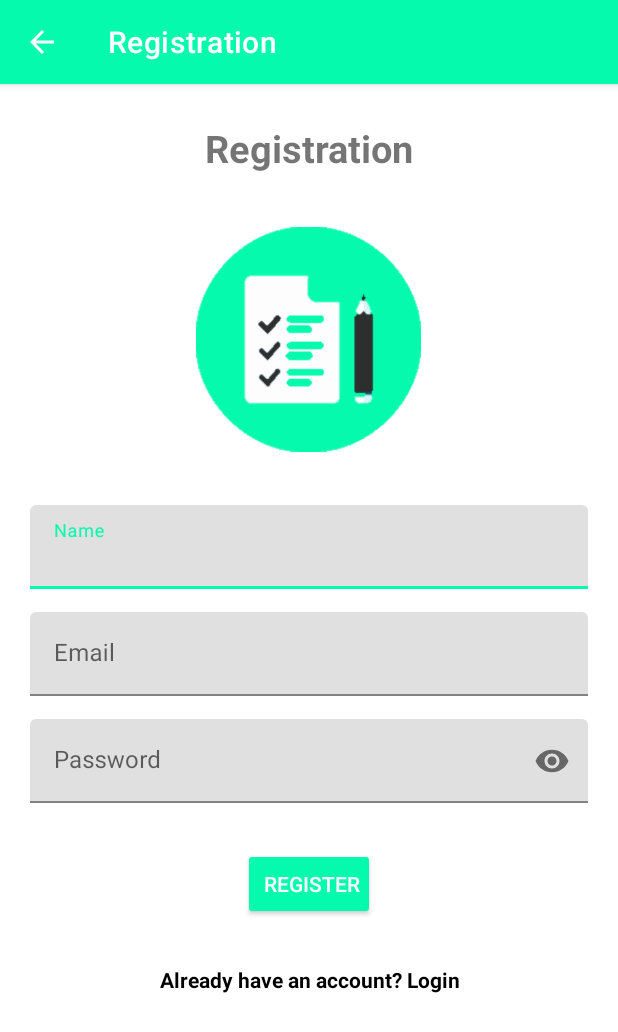
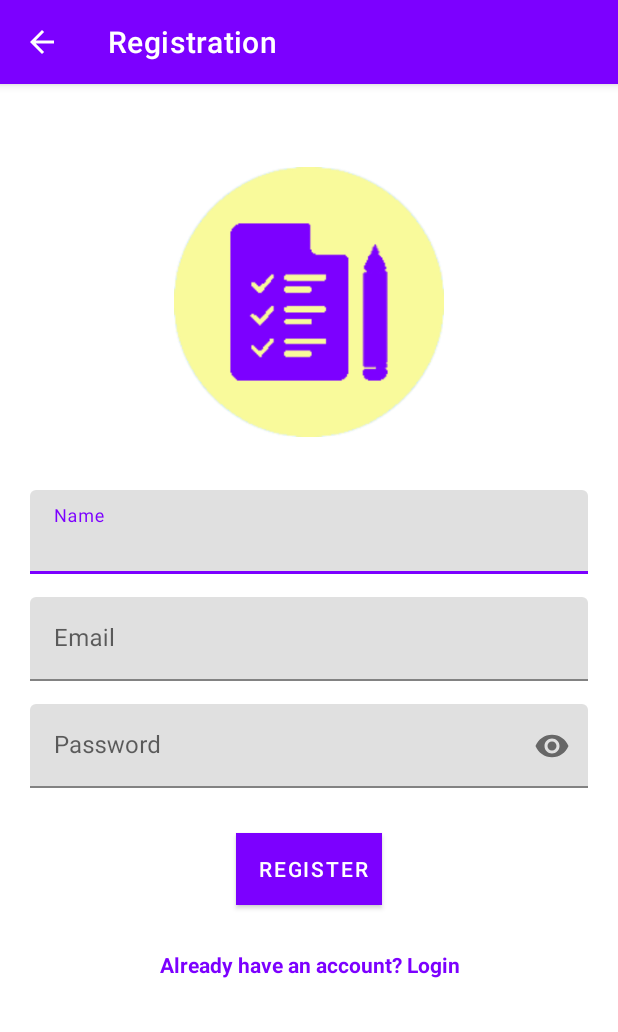
Before and after one commit to sanskrutidholu/TaskGather, an Android app: the RegistrationActivity screen opened directly, with no data from a screen before it, on a phone screen of 412 x 824 dp. Shown: the top 1032 px of the screen. Run offline under Robolectric (Android 15) with nearby library versions, the phone set to English and light mode, and no system bars; our stand-ins replace Firebase (no records; nobody signed in at launch, a user with empty details on screens opened directly).

Commit message:
Design Improvement

```diff
--- a/app/src/main/res/drawable/save.xml
+++ b/app/src/main/res/drawable/save.xml
@@ -3,7 +3,7 @@
     android:height="35dp"
     android:viewportWidth="24"
     android:viewportHeight="24"
-    android:tint="@color/GreenDark">
+    android:tint="@color/black">
   <path
       android:fillColor="@android:color/white"
       android:pathData="M17,3H7c-1.1,0 -1.99,0.9 -1.99,2L5,21l7,-3 7,3V5c0,-1.1 -0.9,-2 -2,-2z"/>
--- a/app/src/main/res/layout/activity_image.xml
+++ b/app/src/main/res/layout/activity_image.xml
@@ -21,7 +21,7 @@
             android:layout_marginTop="10dp"
             android:textSize="25sp"
             android:textStyle="bold"
-            android:textColor="@color/green"
+            android:textColor="@color/Orange"
             android:gravity="center"/>
 
         <androidx.recyclerview.widget.RecyclerView
--- a/app/src/main/res/layout/activity_registration.xml
+++ b/app/src/main/res/layout/activity_registration.xml
@@ -7,25 +7,13 @@
     android:layout_height="match_parent"
     tools:context=".activities.RegistrationActivity">
 
-    <TextView
-        android:id="@+id/asd"
-        android:layout_width="match_parent"
-        android:layout_height="wrap_content"
-        android:layout_marginTop="5dp"
-        android:gravity="center_horizontal"
-        android:text="Registration"
-        android:textAlignment="center"
-        android:textSize="25sp"
-        android:textStyle="bold" />
-
     <ImageView
         android:id="@+id/icon"
-        android:layout_width="150dp"
-        android:layout_height="150dp"
-        android:layout_below="@+id/asd"
+        android:layout_width="180dp"
+        android:layout_height="180dp"
         android:layout_centerHorizontal="true"
         android:layout_marginTop="35dp"
-        android:src="@drawable/empty_view_bg2" />
+        android:src="@drawable/empty_view_bg_2" />
 
     <com.google.android.material.textfield.TextInputLayout
         android:layout_width="match_parent"
@@ -86,12 +74,15 @@
 
     <Button
         android:id="@+id/registerBtn"
-        style="@style/Widget.AppCompat.Button.Colored"
+        android:background="@color/Orange"
         android:layout_width="wrap_content"
         android:layout_height="wrap_content"
         android:layout_below="@+id/passwordTIL"
         android:layout_centerHorizontal="true"
-        android:layout_margin="30dp"
+        android:layout_marginStart="30dp"
+        android:layout_marginTop="30dp"
+        android:layout_marginEnd="30dp"
+        android:layout_marginBottom="30dp"
         android:padding="5dp"
         android:text="  Register " />
 
@@ -99,11 +90,11 @@
         android:id="@+id/have_account"
         android:layout_width="match_parent"
         android:layout_height="wrap_content"
+        android:layout_below="@id/registerBtn"
+        android:gravity="center_horizontal"
         android:text="Already have an account? Login"
         android:textAlignment="center"
-        android:textStyle="bold"
-        android:layout_below="@id/registerBtn"
-        android:textColor="@color/black"
-        android:gravity="center_horizontal" />
+        android:textColor="@color/Orange"
+        android:textStyle="bold" />
 
 </RelativeLayout>
--- a/app/src/main/res/layout/image_layout.xml
+++ b/app/src/main/res/layout/image_layout.xml
@@ -49,6 +49,7 @@
                 android:text="Title"
                 android:textStyle="bold"
                 android:textSize="20sp"
+                android:textColor="@color/Orange"
                 android:layout_width="match_parent"
                 android:layout_height="wrap_content"/>
 
--- a/app/src/main/res/layout/note_layout.xml
+++ b/app/src/main/res/layout/note_layout.xml
@@ -49,6 +49,7 @@
             <TextView
                 android:id="@+id/tv_title"
                 android:text="Title"
+                android:textColor="@color/Orange"
                 android:textStyle="bold"
                 android:textSize="20sp"
                 android:layout_width="match_parent"
--- a/app/src/main/res/values/colors.xml
+++ b/app/src/main/res/values/colors.xml
@@ -1,13 +1,7 @@
 <?xml version="1.0" encoding="utf-8"?>
 <resources>
-        <color name="purple_200">#FFBB86FC</color>
-        <color name="purple_500">#FF6200EE</color>
-        <color name="purple_700">#FF3700B3</color>
-        <color name="teal_200">#FF03DAC5</color>
-        <color name="teal_700">#FF018786</color>
         <color name="black">#FF000000</color>
         <color name="white">#FFFFFFFF</color>
-
-        <color name="green">#06FAAD</color>
-        <color name="GreenDark">#08F496</color>
+        <color name="Yellow">#F9FA9B</color>
+        <color name="Orange">#7C00FF</color>
 </resources>
--- a/app/src/main/res/values/themes.xml
+++ b/app/src/main/res/values/themes.xml
@@ -3,9 +3,9 @@
 
     <style name="Theme.MyTheme" parent="Theme.MaterialComponents.DayNight.DarkActionBar">
         <!-- Customize your theme here. -->
-        <item name="colorPrimary">@color/green</item>
+        <item name="colorPrimary">@color/Orange</item>
         <item name="colorPrimaryDark">@color/black</item>
-        <item name="colorAccent">@color/GreenDark</item>
+        <item name="colorAccent">@color/Yellow</item>
     </style>
 
     <!--    <style name="AppTheme.AppBarOverlay" parent="ThemeOverlay.AppCompat.Dark.ActionBar" />-->
```
Also changed, not shown: app/src/main/res/layout/activity_login.xml (+18 -27 lines), app/src/main/res/layout/activity_main.xml (+32 -16 lines), app/src/main/res/layout/activity_note.xml (+9 -9 lines), app/src/main/res/layout/addnote_bottomsheet.xml (+8 -7 lines), app/src/main/res/layout/fragment_edit_note.xml (+7 -7 lines), app/src/main/res/drawable-v24/empty_view_bg_2.png (added), app/src/main/res/drawable/empty_view_bg2.png (deleted).
